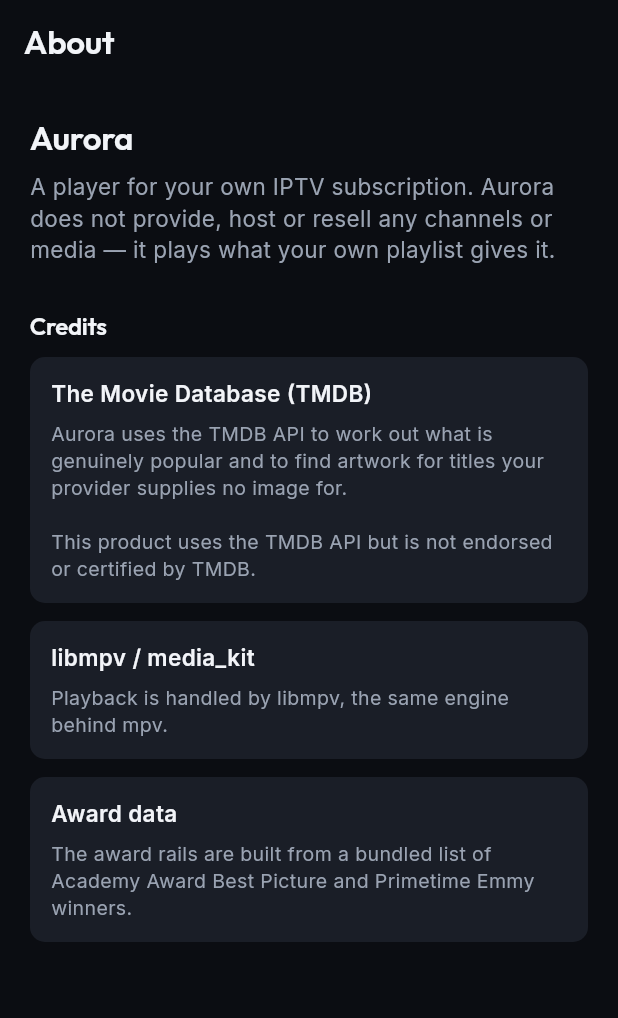
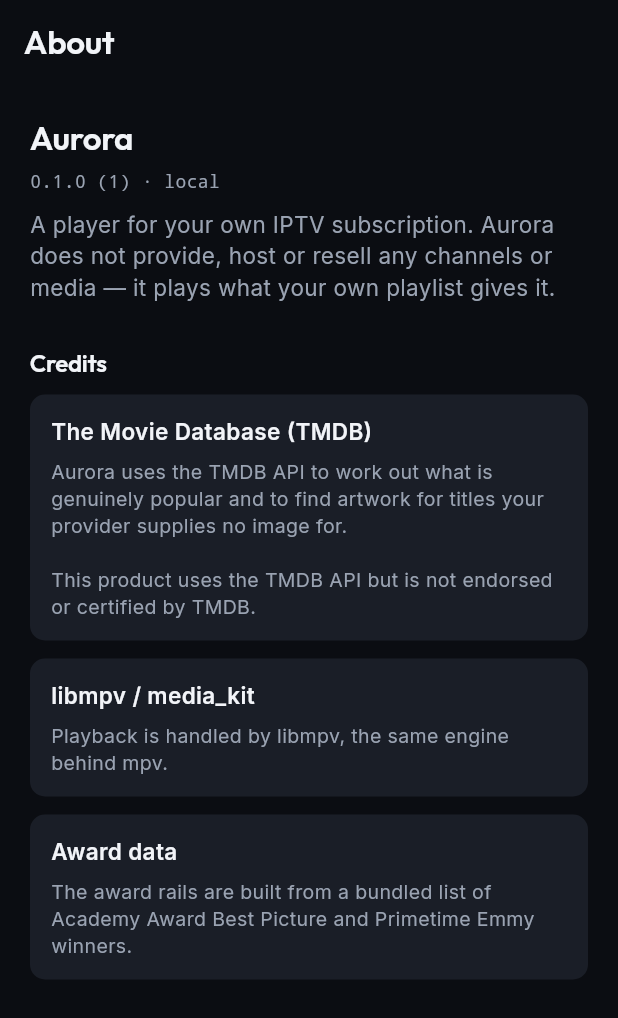
Before and after one commit to martijnlaffort/streamer-aurora, a Flutter app: the AboutScreen screen opened by its route, on a phone screen of 412 x 824 dp. Shown: the top 1018 px of the screen. Run offline on Flutter 3.47's test engine with Material 3 defaults, Android fonts, the phone set to English and light mode, and no system bars; our stand-ins replace cached_network_image, dio, drift, drift_flutter, equatable, flutter_riverpod and 4 more; missing offline and left inert: audio_session, linked_scroll_controller, media_kit, media_kit_video, screen_brightness; accounts and stored records are empty; generated files the repository leaves out were written again; statements that could not run were skipped.

Commit message:
feat: show which build this is, in About & credits
"Is this the new version?" has been unanswerable from inside the app, and it
has cost real time twice: once when cleaned-up titles appeared to be missing,
and again when a Settings entry did. Both turned out to be stale installs, and
both took several exchanges to establish something the app should simply state.

About & credits now shows `0.1.0 (1) · e1f2394`. Version and build number come
from the platform bundle, so they cannot drift from what was actually shipped.
The commit is the part that matters — it maps a device back to an exact source
revision — and is injected at build time via --dart-define=AURORA_COMMIT.

CI injects it from GITHUB_SHA rather than leaving it to be passed by hand,
because the one build where somebody forgets is invariably the build whose
identity someone needs. A build made without the flag reads `local`, which is
itself worth knowing.

The line is selectable, so it can be copied into a bug report rather than
transcribed from a photograph of a television.

package_info_plus was already present transitively; this promotes it to a
direct dependency, which is what it now is.

Co-Authored-By: Claude Opus 5 (1M context) <noreply@anthropic.com>

```diff
--- a/lib/features/settings/presentation/about_screen.dart
+++ b/lib/features/settings/presentation/about_screen.dart
@@ -1,4 +1,5 @@
 import 'package:flutter/material.dart';
+import 'package:package_info_plus/package_info_plus.dart';
 
 import '../../../core/theme/app_colors.dart';
 import '../../../core/theme/app_typography.dart';
@@ -21,7 +22,9 @@ class AboutScreen extends StatelessWidget {
         padding: const EdgeInsets.all(20),
         children: [
           Text('Aurora', style: AppTypography.title),
-          const SizedBox(height: 6),
+          const SizedBox(height: 4),
+          const _BuildIdentity(),
+          const SizedBox(height: 10),
           const Text(
             'A player for your own IPTV subscription. Aurora does not provide, '
             'host or resell any channels or media — it plays what your own '
@@ -50,6 +53,46 @@ class AboutScreen extends StatelessWidget {
           ),
         ],
       ),
+    );
+  }
+}
+
+/// Which build this actually is.
+///
+/// Exists because "is this the new version?" was, twice, impossible to answer
+/// from inside the app — once when cleaned-up titles appeared to be missing,
+/// and once when a Settings entry did. Both were stale installs, and both cost
+/// more time to diagnose than this line takes to read.
+///
+/// The version and build number come from the platform bundle, so they cannot
+/// drift from what was actually shipped. The commit is injected at build time
+/// (`--dart-define=AURORA_COMMIT`) and is the part that matters — it maps a
+/// device back to an exact source revision. It reads `local` for a build made
+/// without the flag, which is itself useful information.
+class _BuildIdentity extends StatelessWidget {
+  const _BuildIdentity();
+
+  static const _commit =
+      String.fromEnvironment('AURORA_COMMIT', defaultValue: 'local');
+
+  @override
+  Widget build(BuildContext context) {
+    return FutureBuilder<PackageInfo>(
+      future: PackageInfo.fromPlatform(),
+      builder: (context, snapshot) {
+        final info = snapshot.data;
+        final version = info == null
+            ? '…'
+            : '${info.version} (${info.buildNumber})';
+        return SelectableText(
+          '$version · $_commit',
+          style: const TextStyle(
+            color: AppColors.textSecondary,
+            fontSize: 12,
+            fontFamily: 'monospace',
+          ),
+        );
+      },
     );
   }
 }
--- a/pubspec.yaml
+++ b/pubspec.yaml
@@ -40,6 +40,7 @@ dependencies:
   equatable: ^2.1.0
   meta: ^1.18.0 # @visibleForTesting in flutter-free data layer
   audio_session: ^0.2.4
+  package_info_plus: ^10.2.1
 
 dev_dependencies:
   flutter_test:
```
Also changed, not shown: pubspec.lock, 1 other file.
